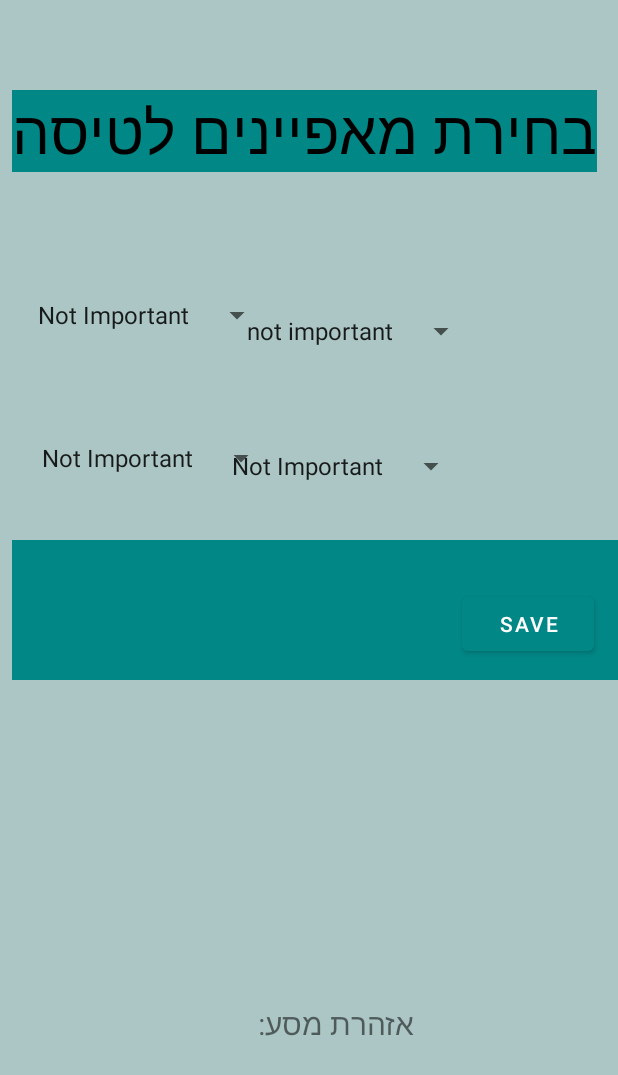
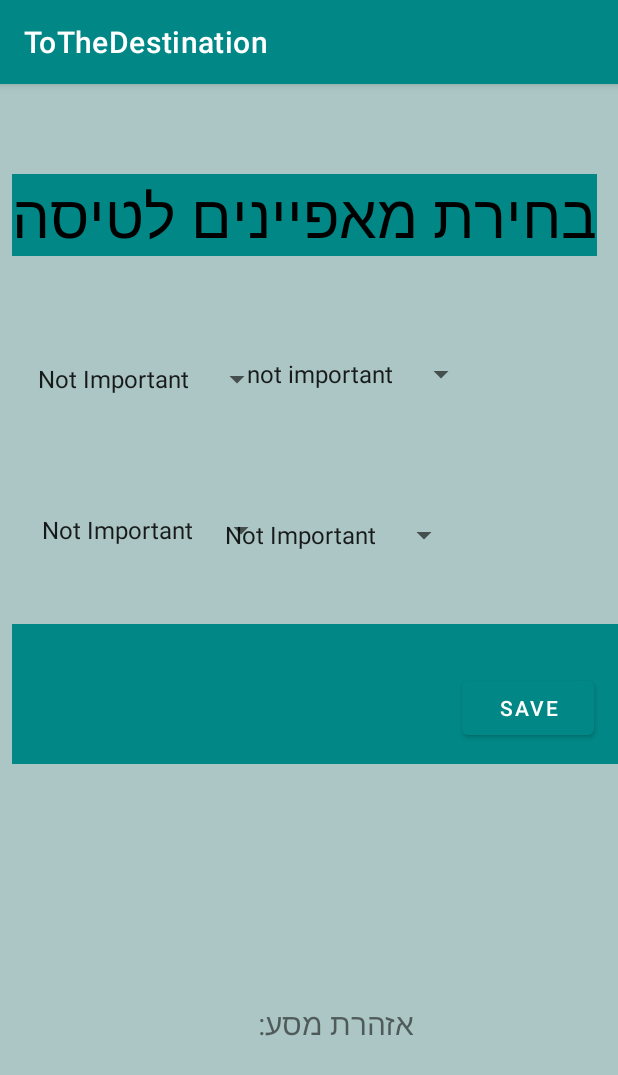
Before and after one commit to ng7897/ngAndroid, an Android app: the search1Main screen opened directly, with no data from a screen before it, on a phone screen of 412 x 824 dp. Shown: the top 1075 px of the screen. Run offline under Robolectric (Android 15) with nearby library versions, the phone set to English and light mode, and no system bars; Roboto replaces fonts that are not available here.

Commit message:
menu finish (show) + shared preference in search1

```diff
--- a/app/src/main/java/com/example/tothedestination/loginMain.java
+++ b/app/src/main/java/com/example/tothedestination/loginMain.java
@@ -59,11 +59,13 @@ public class    loginMain extends AppCompatActivity {
 
                     if(TextUtils.isEmpty(et_email.getText().toString()))
                     {
+                        et_email.setError("Email is required");
                         Toast.makeText(loginMain.this,"no empty field allowed", Toast.LENGTH_SHORT).show();
                     }
                     else if(TextUtils.isEmpty(et_password.getText().toString()))
                     {
-                         Toast.makeText(loginMain.this,"no empty field allowed", Toast.LENGTH_SHORT).show();
+                        et_password.setError("Password is required");
+                        Toast.makeText(loginMain.this,"no empty field allowed", Toast.LENGTH_SHORT).show();
                     }
 
                     else
--- a/app/src/main/java/com/example/tothedestination/search1Main.java
+++ b/app/src/main/java/com/example/tothedestination/search1Main.java
@@ -40,13 +40,14 @@ public class search1Main extends AppCompatActivity implements AdapterView.OnItem
             public void onClick(View view) {
 
                 // נשמור את נתוני החיפוש
-                if (aSpinner1.getSelectedItem() == null ||
+               /* if (aSpinner1.getSelectedItem() == null ||
                         aSpinner2.getSelectedItem() == null ||
                         aSpinner3.getSelectedItem() == null ||
                         aSpinner4.getSelectedItem() == null) {
+
                     Toast.makeText(search1Main.this, "Please select all options", Toast.LENGTH_SHORT).show();
                     return;
-                }
+                }*/
 
                 SharedPreferences.Editor editor = sp1.edit();
                 editor.putString("key_ageOfChildren",aSpinner1.getSelectedItem().toString());
--- a/app/src/main/res/layout/search1.xml
+++ b/app/src/main/res/layout/search1.xml
@@ -19,7 +19,7 @@
         app:layout_constraintHorizontal_bias="0.648"
         app:layout_constraintStart_toStartOf="parent"
         app:layout_constraintTop_toTopOf="parent"
-        app:layout_constraintVertical_bias="0.248"
+        app:layout_constraintVertical_bias="0.229"
         tools:ignore="MissingConstraints" />
 
     <Spinner
@@ -31,10 +31,10 @@
         android:scrollbarSize="40dp"
         app:layout_constraintBottom_toBottomOf="parent"
         app:layout_constraintEnd_toEndOf="parent"
-        app:layout_constraintHorizontal_bias="0.61"
+        app:layout_constraintHorizontal_bias="0.587"
         app:layout_constraintStart_toStartOf="parent"
-        app:layout_constraintTop_toTopOf="parent"
-        app:layout_constraintVertical_bias="0.367"
+        app:layout_constraintTop_toBottomOf="@+id/aSpinner1"
+        app:layout_constraintVertical_bias="0.127"
         tools:ignore="MissingConstraints" />
 
     <Spinner
@@ -57,13 +57,13 @@
         android:layout_width="wrap_content"
         android:layout_height="wrap_content"
         android:layout_margin="20dp"
+        android:layout_marginStart="20dp"
+        android:entries="@array/Spinner_AgeOfChildren"
         android:scrollbarSize="40dp"
-        android:layout_marginStart="16dp"
-        android:entries="@array/Spinner_AgeOfChildren"
         app:layout_constraintBottom_toBottomOf="parent"
         app:layout_constraintStart_toStartOf="parent"
-        app:layout_constraintTop_toTopOf="parent"
-        app:layout_constraintVertical_bias="0.36"
+        app:layout_constraintTop_toBottomOf="@+id/aSpinner3"
+        app:layout_constraintVertical_bias="0.114"
         tools:ignore="MissingConstraints" />
 
     <TextView
--- a/app/src/main/res/menu/options.xml
+++ b/app/src/main/res/menu/options.xml
@@ -17,7 +17,7 @@
         android:orderInCategory="100"
         />
     <item
-        android:id="@+id/fac_flights"
+        android:id="@+id/fav_flights"
         android:title="Favorite Flights"
         android:orderInCategory="100"
         />
@@ -29,7 +29,7 @@
     <item
         android:id="@+id/action_exit"
         android:title="exit"
-        android:orderInCategory="300"
+        android:orderInCategory="200"
         />
 
 </menu>
--- a/app/src/main/res/values/themes.xml
+++ b/app/src/main/res/values/themes.xml
@@ -1,6 +1,6 @@
 <resources xmlns:tools="http://schemas.android.com/tools">
     <!-- Base application theme. -->
-    <style name="Theme.ToTheDestination" parent="Theme.MaterialComponents.DayNight.NoActionBar">
+    <style name="Theme.ToTheDestination" parent="Theme.MaterialComponents.DayNight.DarkActionBar">
         <!-- Primary brand color. -->
         <item name="colorPrimary">@color/teal_700</item>
         <item name="colorPrimaryVariant">@color/teal_700</item>
```
Also changed, not shown: app/src/main/java/com/example/tothedestination/finalstartMain.java (+1 -25 lines), app/src/main/java/com/example/tothedestination/signUpMain.java (+59 -6 lines), app/src/main/res/layout/signup.xml (+8 -9 lines).
